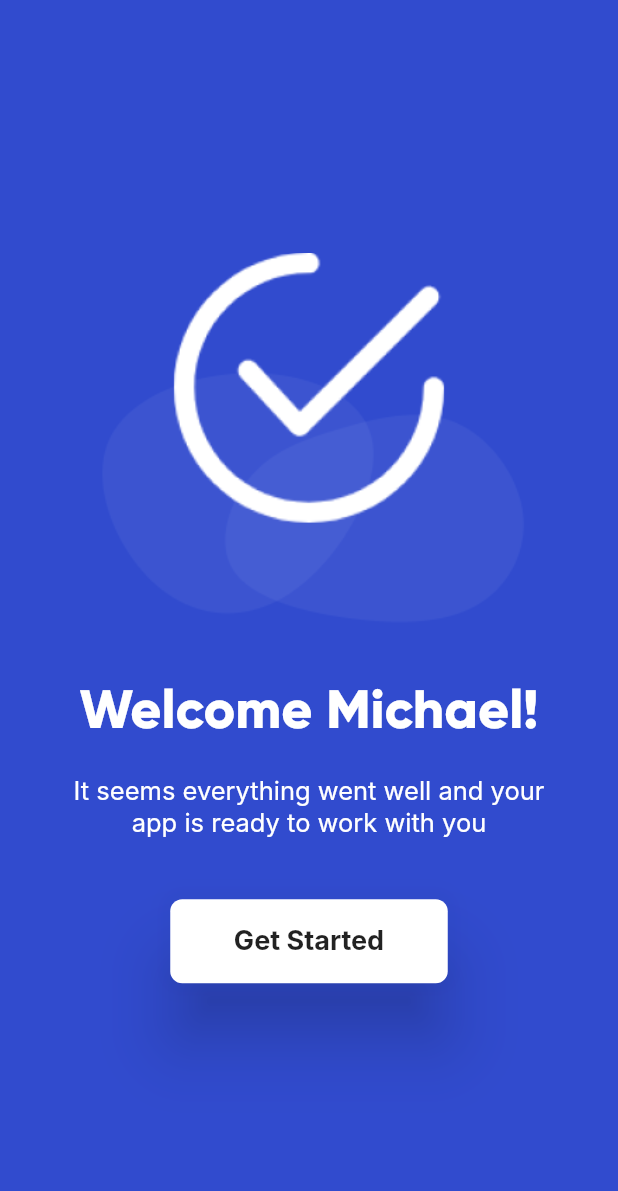
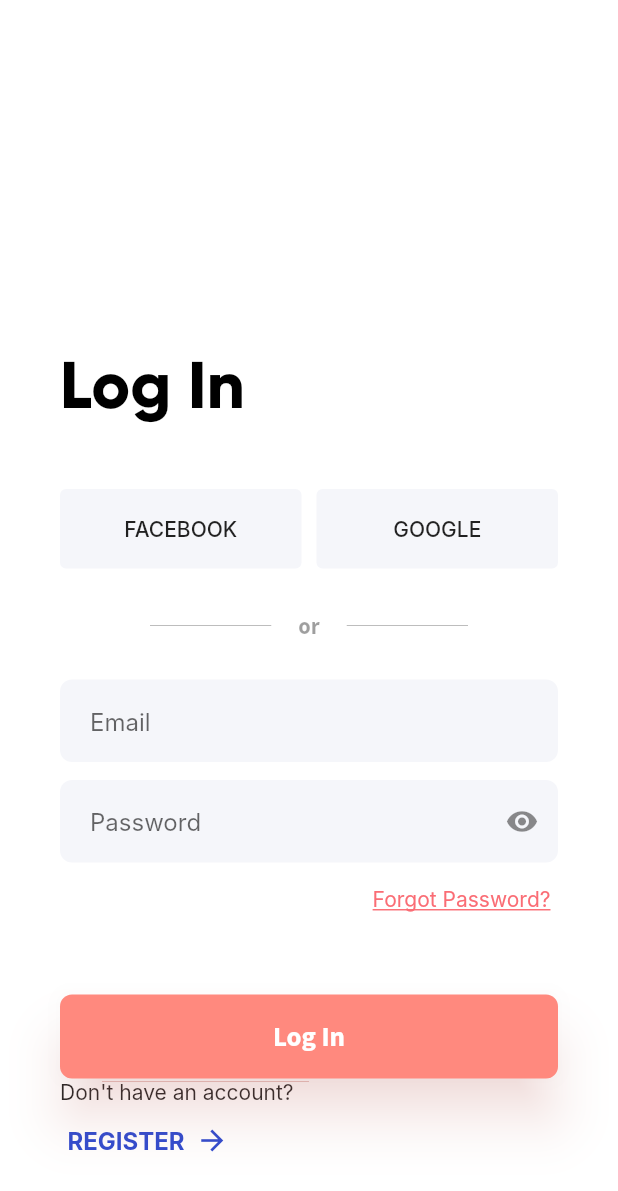
Before and after one commit to JakubWolak/dividely, a Flutter app: the screen it shows after launch, on a phone screen of 412 x 824 dp. Shown: the top 1191 px of the screen. Run offline on Flutter 3.47's test engine with Material 2 defaults, Android fonts, the phone set to English and light mode, and no system bars; our stand-ins replace bloc, flutter_bloc, modal_bottom_sheet, pin_code_fields; generated files the repository leaves out were written again; Roboto replaces fonts that are missing (Inter).

Commit message:
login view

```diff
--- a/lib/app/view/app.dart
+++ b/lib/app/view/app.dart
@@ -1,3 +1,4 @@
+import 'package:dividely/auth/login/view/login_view.dart';
 import 'package:dividely/auth/register/register.dart';
 import 'package:dividely/l10n/l10n.dart';
 import 'package:flutter/material.dart';
@@ -20,7 +21,7 @@ class App extends StatelessWidget {
         GlobalMaterialLocalizations.delegate,
       ],
       supportedLocales: AppLocalizations.supportedLocales,
-      home: const BoardingFinishedView(),
+      home: const LoginView(),
       // home: const ConfirmPhoneView(),
     );
   }
--- /dev/null
+++ b/lib/auth/login/view/login_view.dart
@@ -0,0 +1,169 @@
+import 'package:dividely/common_widgets/buttons/big_button.dart';
+import 'package:dividely/common_widgets/buttons/login_method_button.dart';
+import 'package:dividely/common_widgets/inputs/text_input.dart';
+import 'package:flutter/material.dart';
+
+class LoginView extends StatefulWidget {
+  const LoginView({super.key});
+
+  @override
+  State<LoginView> createState() => _LoginViewState();
+}
+
+class _LoginViewState extends State<LoginView> {
+  @override
+  Widget build(BuildContext context) {
+    return Scaffold(
+      backgroundColor: Colors.white,
+      body: Container(
+        width: double.infinity,
+        height: MediaQuery.of(context).size.height,
+        child: ListView(
+          padding: const EdgeInsets.only(
+            top: 90,
+            left: 40,
+            right: 40,
+            bottom: 40,
+          ),
+          shrinkWrap: true,
+          reverse: true,
+          children: [
+            const Text(
+              'Log In',
+              style: TextStyle(
+                fontFamily: 'GilroyBold',
+                fontSize: 44,
+                color: Colors.black,
+              ),
+              textAlign: TextAlign.start,
+            ),
+            const SizedBox(
+              height: 42,
+            ),
+            Row(
+              children: [
+                Expanded(
+                  child: LoginMethodButton(
+                    text: 'Facebook',
+                    onPressed: () {},
+                  ),
+                ),
+                const SizedBox(
+                  width: 10,
+                ),
+                Expanded(
+                  child: LoginMethodButton(
+                    text: 'Google',
+                    onPressed: () {},
+                  ),
+                ),
+              ],
+            ),
+            const SizedBox(
+              height: 20,
+            ),
+            Row(
+              children: [
+                Expanded(
+                  child: Container(
+                    margin: const EdgeInsets.only(left: 60, right: 18),
+                    child: const Divider(
+                      color: Colors.black26,
+                      height: 36,
+                    ),
+                  ),
+                ),
+                const Text(
+                  'or',
+                  style: TextStyle(
+                    fontSize: 15,
+                    fontFamily: 'SourceSansProBold',
+                    color: Colors.black38,
+                  ),
+                ),
+                Expanded(
+                  child: Container(
+                    margin: const EdgeInsets.only(left: 18, right: 60),
+                    child: const Divider(
+                      color: Colors.black26,
+                      height: 36,
+                    ),
+                  ),
+                ),
+              ],
+            ),
+            const SizedBox(
+              height: 18,
+            ),
+            const TextInput.email(hintText: 'Email'),
+            const SizedBox(
+              height: 12,
+            ),
+            const TextInput.password(hintText: 'Password'),
+            Row(
+              mainAxisAlignment: MainAxisAlignment.end,
+              children: [
+                TextButton(
+                  onPressed: () {},
+                  style: TextButton.styleFrom(
+                    padding: const EdgeInsets.symmetric(horizontal: 5),
+                    shape: RoundedRectangleBorder(
+                      borderRadius: BorderRadius.circular(8),
+                    ),
+                    foregroundColor: const Color.fromRGBO(250, 109, 117, 1),
+                    textStyle: const TextStyle(
+                      fontFamily: 'Inter',
+                      fontWeight: FontWeight.w400,
+                      decoration: TextDecoration.underline,
+                    ),
+                  ),
+                  child: const Text('Forgot Password?'),
+                ),
+              ],
+            ),
+            const SizedBox(
+              height: 40,
+            ),
+            BigButton(
+              text: 'Log In',
+              onPressed: () {},
+              primaryColor: ButtonColor.orange,
+            ),
+            const Spacer(),
+            Column(
+              crossAxisAlignment: CrossAxisAlignment.start,
+              children: [
+                const Text(
+                  "Don't have an account?",
+                  style: TextStyle(
+                    fontSize: 14,
+                    fontFamily: 'Inter',
+                    color: Colors.black87,
+                  ),
+                ),
+                TextButton.icon(
+                  onPressed: () {},
+                  icon: const Text('REGISTER'),
+                  label: const Icon(
+                    Icons.arrow_forward,
+                    size: 22,
+                  ),
+                  style: TextButton.styleFrom(
+                    padding: const EdgeInsets.symmetric(horizontal: 5),
+                    backgroundColor: Colors.transparent,
+                    foregroundColor: const Color.fromRGBO(48, 75, 206, 1),
+                    textStyle: const TextStyle(
+                      fontSize: 16,
+                      fontFamily: 'Inter',
+                      fontWeight: FontWeight.bold,
+                    ),
+                  ),
+                ),
+              ],
+            ),
+          ].reversed.toList(),
+        ),
+      ),
+    );
+  }
+}
--- a/lib/common_widgets/buttons/login_method_button.dart
+++ b/lib/common_widgets/buttons/login_method_button.dart
@@ -1,4 +1,3 @@
-import 'package:flutter/cupertino.dart';
 import 'package:flutter/material.dart';
 
 class LoginMethodButton extends StatelessWidget {
@@ -15,17 +14,18 @@ class LoginMethodButton extends StatelessWidget {
   Widget build(BuildContext context) {
     return ElevatedButton(
       onPressed: onPressed,
-      child: Text(text.toUpperCase()),
       style: ElevatedButton.styleFrom(
         elevation: 0,
-        backgroundColor: Color.fromRGBO(245, 246, 250, 1),
+        backgroundColor: const Color.fromRGBO(245, 246, 250, 1),
         foregroundColor: Colors.black87,
-        textStyle: TextStyle(
+        textStyle: const TextStyle(
           fontFamily: 'Inter',
-          fontSize: 14
+          fontSize: 14,
+          fontWeight: FontWeight.w500,
         ),
-        minimumSize: Size.fromHeight(53),
+        minimumSize: const Size.fromHeight(53),
       ),
+      child: Text(text.toUpperCase()),
     );
   }
 }
--- a/lib/common_widgets/inputs/text_input.dart
+++ b/lib/common_widgets/inputs/text_input.dart
@@ -7,10 +7,12 @@ class TextInput extends StatefulWidget {
     TextInputType inputType = TextInputType.text,
     bool isObscure = false,
     bool autofocus = false,
+    bool showObscureButton = false,
   })  : _hintText = hintText,
         _inputType = inputType,
         _isObscure = isObscure,
-        _autofocus = autofocus;
+        _autofocus = autofocus,
+        _showObscureButton = showObscureButton;
 
   const TextInput.email({
     super.key,
@@ -19,7 +21,8 @@ class TextInput extends StatefulWidget {
   })  : _hintText = hintText,
         _inputType = TextInputType.emailAddress,
         _isObscure = false,
-        _autofocus = autofocus;
+        _autofocus = autofocus,
+        _showObscureButton = false;
 
   const TextInput.password({
     super.key,
@@ -28,12 +31,14 @@ class TextInput extends StatefulWidget {
   })  : _hintText = hintText,
         _inputType = TextInputType.text,
         _isObscure = true,
-        _autofocus = autofocus;
+        _autofocus = autofocus,
+        _showObscureButton = true;
 
   final String _hintText;
   final TextInputType _inputType;
   final bool _isObscure;
   final bool _autofocus;
+  final bool _showObscureButton;
 
   @override
   State<TextInput> createState() => _TextInputState();
@@ -43,8 +48,12 @@ class _TextInputState extends State<TextInput> {
   final FocusNode _inputFocus = FocusNode();
   bool _hasFocus = false;
 
+  bool _showPassword = false;
+
   @override
   void initState() {
+    _showPassword = !widget._isObscure;
+
     _inputFocus.addListener(_onFocusChange);
     super.initState();
   }
@@ -52,6 +61,12 @@ class _TextInputState extends State<TextInput> {
   void _onFocusChange() {
     setState(() {
       _hasFocus = _inputFocus.hasFocus;
+    });
+  }
+
+  void _togglePasswordVisibility() {
+    setState(() {
+      _showPassword = !_showPassword;
     });
   }
 
@@ -71,7 +86,7 @@ class _TextInputState extends State<TextInput> {
       autocorrect: false,
       autofocus: widget._autofocus,
       keyboardType: widget._inputType,
-      obscureText: widget._isObscure,
+      obscureText: !_showPassword,
       decoration: InputDecoration(
         filled: true,
         border: OutlineInputBorder(
@@ -89,6 +104,15 @@ class _TextInputState extends State<TextInput> {
         hintText: widget._hintText,
         contentPadding:
             const EdgeInsets.symmetric(horizontal: 20, vertical: 18),
+        suffixIcon: widget._showObscureButton
+            ? IconButton(
+                icon: Icon(
+                  _showPassword ? Icons.visibility_off : Icons.visibility,
+                  size: 22,
+                ),
+                onPressed: _togglePasswordVisibility,
+              )
+            : null,
       ),
       style: TextStyle(
         fontFamily: 'Inter',
```
Also changed, not shown: lib/auth/login/login.dart (added).
